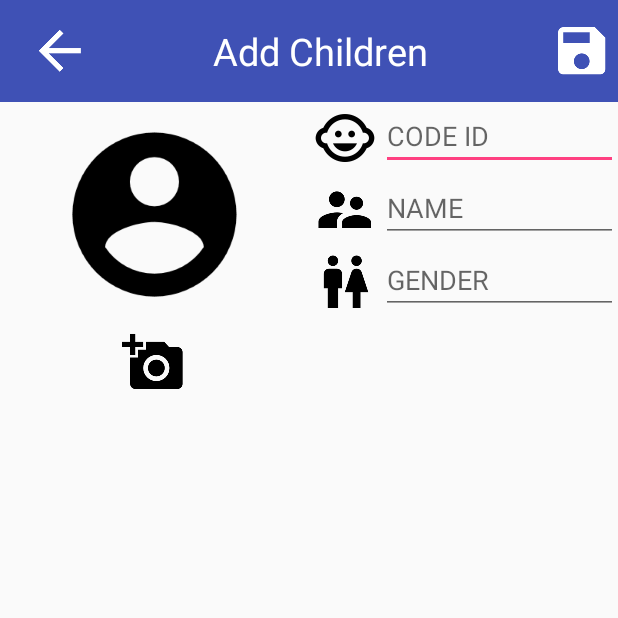
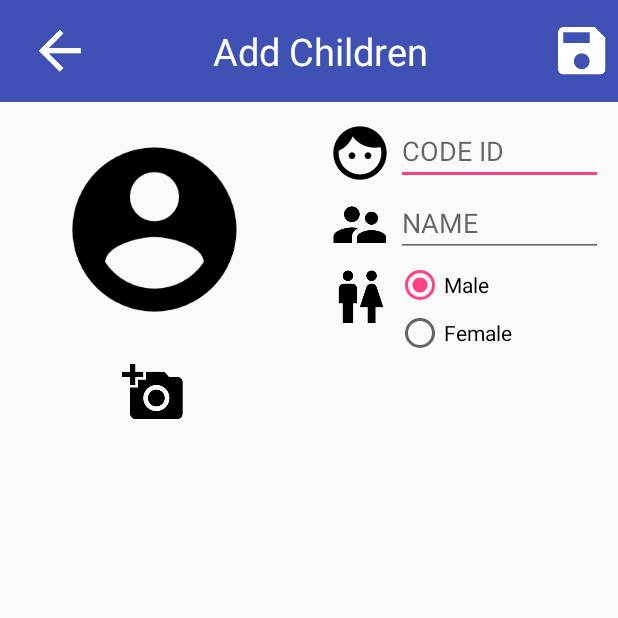
Before and after one commit to SittipornSuksapan/Watch_Over_MinMindChan, an Android app: the AddChildActivity screen opened directly, with no data from a screen before it, on a phone screen of 412 x 824 dp, the top half of it. Run offline under Robolectric (Android 15) with nearby library versions, the phone set to English and light mode, and no system bars.

Commit message:
Finish 11 july

```diff
--- a/app/src/main/AndroidManifest.xml
+++ b/app/src/main/AndroidManifest.xml
@@ -6,6 +6,7 @@
     <uses-permission android:name="android.permission.ACCESS_COARSE_LOCATION" />
     <uses-permission android:name="android.permission.ACCESS_FINE_LOCATION" />
     <uses-permission android:name="com.google.android.providers.gsf.permission.READ.GSERVICES" />
+    <uses-permission android:name="android.permission.READ_EXTERNAL_STORAGE"/>
 
     <application
         android:allowBackup="true"
--- a/app/src/main/java/mean/chan/mind/sendgps/AddChildActivity.java
+++ b/app/src/main/java/mean/chan/mind/sendgps/AddChildActivity.java
@@ -1,13 +1,142 @@
 package mean.chan.mind.sendgps;
 
+import android.content.Intent;
+import android.graphics.Bitmap;
+import android.graphics.BitmapFactory;
+import android.net.Uri;
+import android.provider.MediaStore;
 import android.support.v7.app.AppCompatActivity;
 import android.os.Bundle;
+import android.view.View;
+import android.widget.EditText;
+import android.widget.ImageView;
+import android.widget.RadioGroup;
 
 public class AddChildActivity extends AppCompatActivity {
+    private EditText codeEditText, nameEditText;
+    private ImageView pictureImageView;
+    private RadioGroup radioGroup;
+    private String codeString,nameString,genderString;
+    private String[] loginStrings;
+
 
     @Override
     protected void onCreate(Bundle savedInstanceState) {
         super.onCreate(savedInstanceState);
         setContentView(R.layout.activity_add_child);
+
+        //Get Value from Intent
+        getValueFromIntent();
+
+
+        //Initial view
+        initialView();
+
+        //RedioGroup Controller
+        radioGroupController();
+
+        //Back
+        backController();
+
+        //Camera Controller
+        cameraController();
+
+        //Save controlor
+        saveControlor();
+
+
+    }  //Main Method
+
+    private void radioGroupController() {
+
     }
-}
+
+    private void getValueFromIntent() {
+        loginStrings = getIntent().getStringArrayExtra("Login");
+    }
+
+    private void initialView() {
+        pictureImageView = (ImageView) findViewById(R.id.imPicture);
+        codeEditText = (EditText) findViewById(R.id.edtCode);
+        nameEditText = (EditText) findViewById(R.id.edtName);
+        radioGroup = (RadioGroup) findViewById(R.id.ragGender);
+
+    }
+
+    private void saveControlor() {
+        ImageView imageView = (ImageView) findViewById(R.id.imvSave);
+        imageView.setOnClickListener(new View.OnClickListener() {
+            @Override
+            public void onClick(View view) {
+
+                //get value from edit text
+                codeString = codeEditText.getText().toString().trim();
+                nameString = nameEditText.getText().toString().trim();
+
+                //check space
+                if (codeString.equals("") || nameString.equals("")) {
+                    //have space
+                    MyAlert myAlert = new MyAlert(AddChildActivity.this);
+                    myAlert.myDialog("Have spce","Please fill all");
+
+                } else {
+                    //no space
+                    uploadValueToServer();
+
+                }
+
+            }
+        });
+    }
+
+    private void uploadValueToServer() {
+
+
+
+    }
+
+    @Override
+    protected void onActivityResult(int requestCode, int resultCode, Intent data) {
+        super.onActivityResult(requestCode, resultCode, data);
+
+        if (resultCode == RESULT_OK) {
+
+            Uri uri = data.getData();
+            try {
+
+                Bitmap bitmap = BitmapFactory
+                        .decodeStream(getContentResolver().openInputStream(uri));
+                pictureImageView.setImageBitmap(bitmap);
+
+            } catch (Exception e) {
+                e.printStackTrace();
+            }
+
+        }
+
+    } //onActivity
+
+    private void cameraController() {
+
+        ImageView cameraImageView = (ImageView) findViewById(R.id.imvCamera);
+
+        cameraImageView.setOnClickListener(new View.OnClickListener() {
+            @Override
+            public void onClick(View view) {
+                Intent intent = new Intent(MediaStore.ACTION_IMAGE_CAPTURE);
+                startActivityForResult(intent, 0);
+
+            }
+        });
+    }
+
+    private void backController() {
+        ImageView imageView = (ImageView) findViewById(R.id.imvBack);
+        imageView.setOnClickListener(new View.OnClickListener() {
+            @Override
+            public void onClick(View view) {
+                finish();
+            }
+        });
+    }
+} //Main Class
--- a/app/src/main/res/layout/activity_add_child.xml
+++ b/app/src/main/res/layout/activity_add_child.xml
@@ -19,6 +19,7 @@
             android:layout_height="wrap_content">
             <!--back-->
             <ImageView
+                android:id="@+id/imvBack"
                 android:src="@mipmap/ic_back"
                 android:layout_width="wrap_content"
                 android:layout_height="wrap_content" />
@@ -34,7 +35,7 @@
 
             <!--save-->
             <ImageView
-
+                android:id="@+id/imvSave"
                 android:layout_alignParentRight="true"
                 android:src="@mipmap/ic_save"
                 android:layout_width="wrap_content"
@@ -58,6 +59,7 @@
             android:orientation="vertical">
 
             <ImageView
+                android:layout_margin="10dp"
                 android:id="@+id/imPicture"
                 android:layout_width="150dp"
                 android:layout_height="150dp"
@@ -66,6 +68,7 @@
                 android:src="@drawable/ic_picture" />
 
             <ImageView
+                android:id="@+id/imvCamera"
                 android:layout_width="wrap_content"
                 android:layout_height="wrap_content"
                 android:layout_below="@+id/imPicture"
@@ -76,6 +79,7 @@
 
         <!--Right site-->
         <LinearLayout
+            android:padding="10dp"
             android:layout_weight="1"
             android:orientation="vertical"
             android:layout_width="match_parent"
@@ -91,6 +95,7 @@
                     android:layout_width="wrap_content"
                     android:layout_height="wrap_content" />
                 <EditText
+                    android:id="@+id/edtCode"
                     android:hint="CODE ID"
                     android:inputType="text"
                     android:layout_width="match_parent"
@@ -108,6 +113,7 @@
                     android:layout_width="wrap_content"
                     android:layout_height="wrap_content" />
                 <EditText
+                    android:id="@+id/edtName"
                     android:hint="NAME"
                     android:inputType="text"
                     android:layout_width="match_parent"
@@ -121,14 +127,31 @@
                 android:layout_height="wrap_content">
 
                 <ImageView
+                    android:layout_gravity="top"
                     android:src="@mipmap/ic_gender"
                     android:layout_width="wrap_content"
                     android:layout_height="wrap_content" />
-                <EditText
-                    android:hint="GENDER"
-                    android:inputType="text"
+                <RadioGroup
+                    android:id="@+id/ragGender"
+                    android:orientation="vertical"
                     android:layout_width="match_parent"
-                    android:layout_height="wrap_content" />
+                    android:layout_height="wrap_content">
+
+                    <RadioButton
+                        android:id="@+id/radMale"
+                        android:checked="true"
+                        android:text="Male"
+                        android:layout_width="match_parent"
+                        android:layout_height="wrap_content" />
+
+                    <RadioButton
+                        android:id="@+id/radFemale"
+                        android:text="Female"
+                        android:layout_width="match_parent"
+                        android:layout_height="wrap_content" />
+
+                </RadioGroup>
+
 
             </LinearLayout>
 
```
Also changed, not shown: app/src/main/ic_code-web.png, app/src/main/res/mipmap-hdpi/ic_code.png, app/src/main/res/mipmap-mdpi/ic_code.png, app/src/main/res/mipmap-xhdpi/ic_code.png, app/src/main/res/mipmap-xxhdpi/ic_code.png, app/src/main/res/mipmap-xxxhdpi/ic_code.png.
